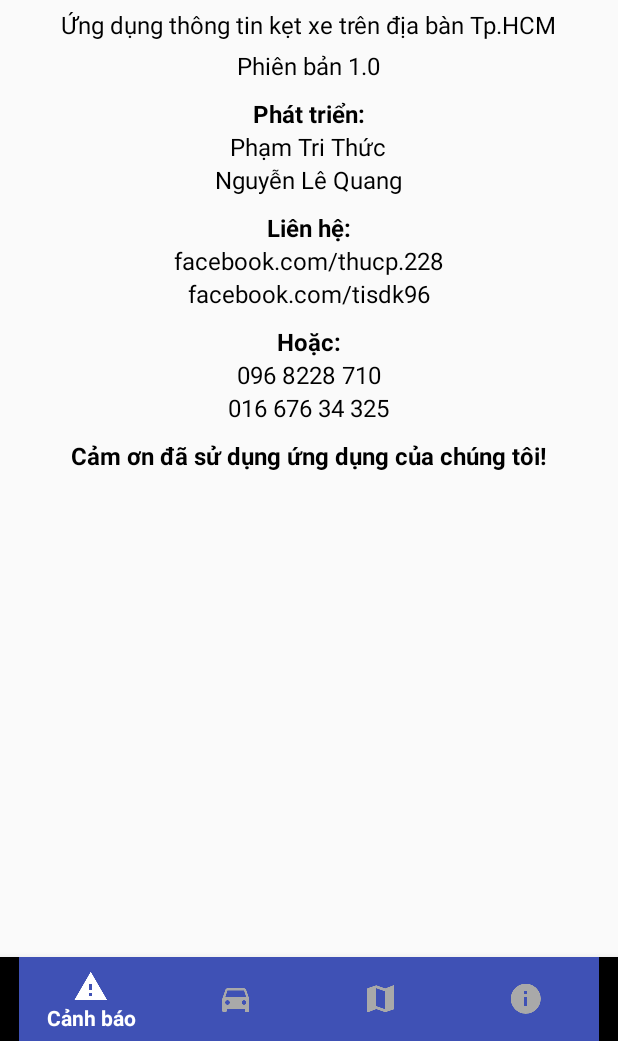
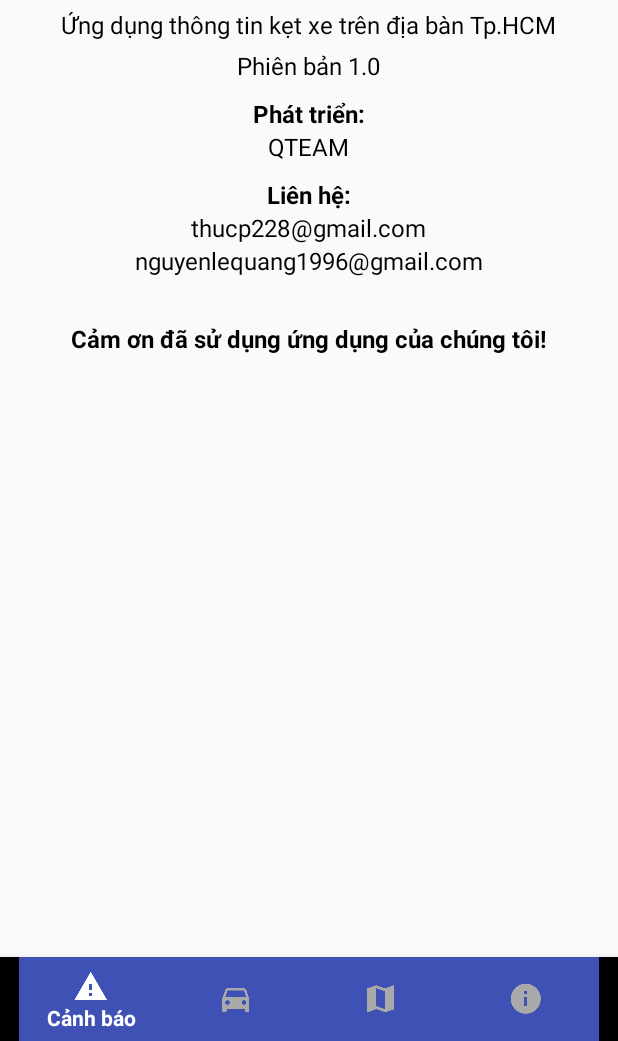
Before and after one commit to thucp228/SG_Traffic, an Android app: the fragment AboutFragment placed in its activity, on a phone screen of 412 x 824 dp, the part 195-1236 px from its top. Run offline under Robolectric (Android 15) with nearby library versions, the phone set to English and light mode, and no system bars; our stand-ins replace Firebase (no records; nobody signed in at launch, a user with empty details on screens opened directly).

Commit message:
Update stability

```diff
--- a/app/build.gradle
+++ b/app/build.gradle
@@ -30,16 +30,18 @@ dependencies {
     implementation fileTree(dir: 'libs', include: ['*.jar'])
     implementation 'com.android.support:appcompat-v7:27.1.1'
     implementation 'com.android.support:mediarouter-v7:27.1.1'
-    implementation 'com.android.support.constraint:constraint-layout:1.1.1'
+    implementation 'com.android.support.constraint:constraint-layout:1.1.2'
     implementation 'com.android.support:support-v4:27.1.1'
     implementation 'com.android.support:recyclerview-v7:27.1.1'
     implementation 'com.android.support:design:27.1.1'
     testImplementation 'junit:junit:4.12'
     androidTestImplementation 'com.android.support.test:runner:1.0.2'
     androidTestImplementation 'com.android.support.test.espresso:espresso-core:3.0.2'
+
     implementation 'com.google.android.gms:play-services:12.0.1'
     implementation 'com.google.firebase:firebase-core:12.0.1'
     implementation 'com.google.android.gms:play-services-location:12.0.1'
+
     implementation 'com.github.bumptech.glide:glide:4.6.1'
 }
 
--- a/app/src/main/java/com/qteam/saigonjams/fragment/MapFragment.java
+++ b/app/src/main/java/com/qteam/saigonjams/fragment/MapFragment.java
@@ -64,6 +64,7 @@ public class MapFragment extends Fragment implements OnMapReadyCallback, GoogleA
 
         checkLocationPermission();
 
+        googleMap.setTrafficEnabled(true);
         googleMap.setOnMyLocationButtonClickListener(onMyLocationButtonClickListener);
         googleMap.getUiSettings().setZoomControlsEnabled(true);
     }
--- a/app/src/main/res/layout/fragment_about.xml
+++ b/app/src/main/res/layout/fragment_about.xml
@@ -48,14 +48,7 @@
     <TextView
         android:layout_width="wrap_content"
         android:layout_height="wrap_content"
-        android:text="Phạm Tri Thức"
-        android:textSize="16sp"
-        android:textColor="@color/colorBlack"/>
-
-    <TextView
-        android:layout_width="wrap_content"
-        android:layout_height="wrap_content"
-        android:text="Nguyễn Lê Quang"
+        android:text="QTEAM"
         android:textSize="16sp"
         android:textColor="@color/colorBlack"
         android:layout_marginBottom="10dp"/>
@@ -71,40 +64,17 @@
     <TextView
         android:layout_width="wrap_content"
         android:layout_height="wrap_content"
-        android:text="facebook.com/thucp.228"
+        android:text="thucp228@gmail.com"
         android:textSize="16sp"
-        android:textColor="@color/colorBlack"/>
-
-    <TextView
-        android:layout_width="wrap_content"
-        android:layout_height="wrap_content"
-        android:text="facebook.com/tisdk96"
-        android:textSize="16sp"
-        android:textColor="@color/colorBlack"
-        android:layout_marginBottom="10dp"/>
-
-    <TextView
-        android:layout_width="wrap_content"
-        android:layout_height="wrap_content"
-        android:text="@string/about_mobile"
-        android:textSize="16sp"
-        android:textStyle="bold"
         android:textColor="@color/colorBlack" />
 
     <TextView
         android:layout_width="wrap_content"
         android:layout_height="wrap_content"
-        android:text="096 8228 710"
-        android:textSize="16sp"
-        android:textColor="@color/colorBlack"/>
-
-    <TextView
-        android:layout_width="wrap_content"
-        android:layout_height="wrap_content"
-        android:text="016 676 34 325"
+        android:text="nguyenlequang1996@gmail.com"
         android:textSize="16sp"
         android:textColor="@color/colorBlack"
-        android:layout_marginBottom="10dp"/>
+        android:layout_marginBottom="30dp"/>
 
     <TextView
         android:layout_width="wrap_content"
--- a/app/src/main/res/layout/fragment_map.xml
+++ b/app/src/main/res/layout/fragment_map.xml
@@ -1,14 +1,15 @@
 <?xml version="1.0" encoding="utf-8"?>
-<FrameLayout
+<LinearLayout
     xmlns:android="http://schemas.android.com/apk/res/android"
     xmlns:tools="http://schemas.android.com/tools"
     android:layout_height="match_parent"
     android:layout_width="match_parent"
-    tools:context=".fragment.MapFragment">
+    tools:context=".fragment.MapFragment"
+    android:orientation="vertical">
 
     <com.google.android.gms.maps.MapView
         android:layout_width="match_parent"
         android:layout_height="match_parent"
         android:id="@+id/mapView"/>
 
-</FrameLayout>
+</LinearLayout>
--- a/build.gradle
+++ b/build.gradle
@@ -7,7 +7,7 @@ buildscript {
         jcenter()
     }
     dependencies {
-        classpath 'com.android.tools.build:gradle:3.1.3'
+        classpath 'com.android.tools.build:gradle:3.1.4'
         classpath 'com.google.gms:google-services:3.2.0'
 
         // NOTE: Do not place your application dependencies here; they belong
```
